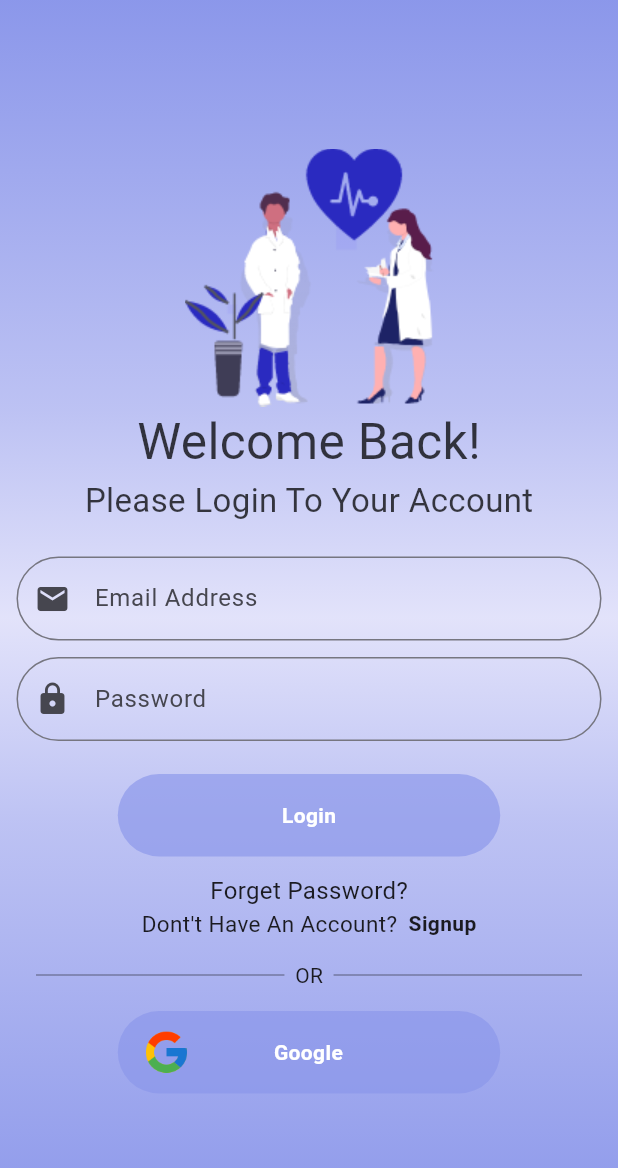
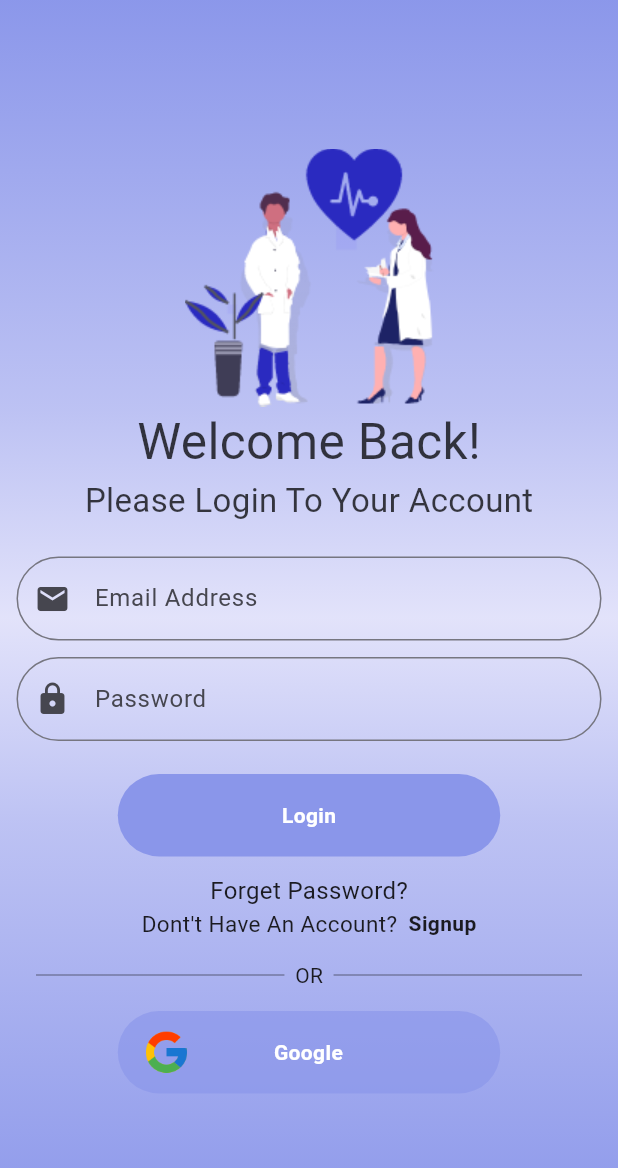
Before and after one commit to axah710/ta7alelak, a Flutter app: the screen it shows after launch, after a tap on "Get Started", on a phone screen of 412 x 824 dp. Shown: the top 1168 px of the screen. Run offline on Flutter 3.47's test engine with Material 3 defaults, Android fonts, the phone set to English and light mode, and no system bars; drawn by our look-alikes of modal_progress_hud_nsn; our stand-ins replace animated_text_kit, dio, firebase_auth, firebase_core, flutter_bloc, google_nav_bar and 3 more; accounts and stored records are empty; network calls fail.

Commit message:
Update button color opacity in CustomButton widget
Change the button color opacity to full in the CustomButton widget for better visibility.

```diff
--- a/lib/widgets/custom_button.dart
+++ b/lib/widgets/custom_button.dart
@@ -23,7 +23,7 @@ class CustomButton extends StatelessWidget {
           borderRadius: BorderRadius.circular(
             128,
           ),
-          color: kColor.withOpacity(0.66),
+          color: kColor,
         ),
         child: Center(
           child: Text(
```
